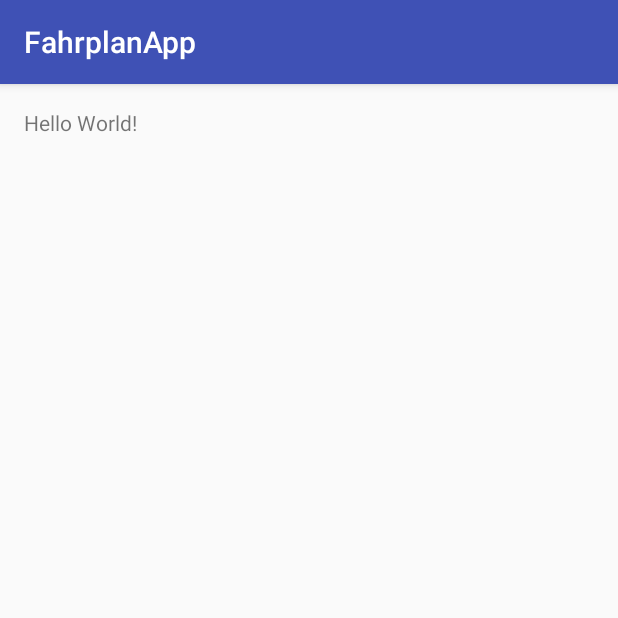
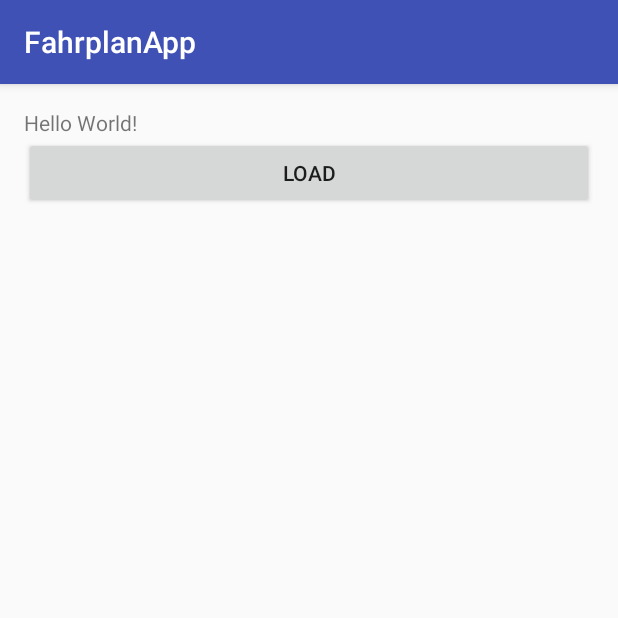
Before and after one commit to IDIjana/FahrplanApp, an Android app: the screen it shows after launch (MainActivity), on a phone screen of 412 x 824 dp, the top half of it. Run offline under Robolectric (Android 15) with nearby library versions, the phone set to English and light mode, and no system bars; libraries missing offline, so code that uses them is left out: ch.schoeb.opendatatransport.

Commit message:
first commit

```diff
--- a/app/build.gradle
+++ b/app/build.gradle
@@ -20,10 +20,11 @@ android {
 }
 
 dependencies {
-    compile fileTree(dir: 'libs', include: ['*.jar'])
+    compile fileTree(include: ['*.jar'], dir: 'libs')
     androidTestCompile('com.android.support.test.espresso:espresso-core:2.2.2', {
         exclude group: 'com.android.support', module: 'support-annotations'
     })
     compile 'com.android.support:appcompat-v7:25.1.0'
     testCompile 'junit:junit:4.12'
+    compile project(':opendatatransport')
 }
--- a/app/src/main/AndroidManifest.xml
+++ b/app/src/main/AndroidManifest.xml
@@ -17,4 +17,7 @@
         </activity>
     </application>
 
+    <uses-permission android:name="android.permission.INTERNET"/>
+    <uses-permission android:name="android.permission.ACCESS_NETWORK_STATE"/>
+
 </manifest>
--- a/app/src/main/java/ch/hsr/se/mas/fahrplanapp/MainActivity.java
+++ b/app/src/main/java/ch/hsr/se/mas/fahrplanapp/MainActivity.java
@@ -1,7 +1,16 @@
 package ch.hsr.se.mas.fahrplanapp;
 
+import android.os.AsyncTask;
 import android.support.v7.app.AppCompatActivity;
 import android.os.Bundle;
+import android.util.Log;
+import android.view.View;
+import android.widget.Button;
+
+import ch.schoeb.opendatatransport.IOpenTransportRepository;
+import ch.schoeb.opendatatransport.OpenDataTransportException;
+import ch.schoeb.opendatatransport.OpenTransportRepositoryFactory;
+import ch.schoeb.opendatatransport.model.ConnectionList;
 
 public class MainActivity extends AppCompatActivity {
 
@@ -9,5 +18,39 @@ public class MainActivity extends AppCompatActivity {
     protected void onCreate(Bundle savedInstanceState) {
         super.onCreate(savedInstanceState);
         setContentView(R.layout.activity_main);
+
+        Button btn = (Button) findViewById(R.id.buttonLoad);
+        btn.setOnClickListener(new View.OnClickListener() {
+            @Override
+            public void onClick(View v) {
+                LoadConnections();
+            }
+        });
+    }
+
+    private void LoadConnections() {
+        new LoaderTask().execute();
+    }
+
+    private class LoaderTask extends AsyncTask<Void, Void, ConnectionList> {
+        @Override
+        protected ConnectionList doInBackground(Void... params) {
+            // Get Repository
+            IOpenTransportRepository repo = OpenTransportRepositoryFactory.CreateOnlineOpenTransportRepository();
+            ConnectionList connectionList = null;
+            try {
+                connectionList = repo.searchConnections("Buchs SG", "Zürich HB");
+            } catch (OpenDataTransportException e) {
+                e.printStackTrace();
+            }
+
+            return connectionList;
+        }
+
+
+        @Override
+        protected void onPostExecute(ConnectionList connectionList) {
+            Log.d("ConnectionList", connectionList.toString());
+        }
     }
 }
--- a/app/src/main/res/layout/activity_main.xml
+++ b/app/src/main/res/layout/activity_main.xml
@@ -11,7 +11,17 @@
     tools:context="ch.hsr.se.mas.fahrplanapp.MainActivity">
 
     <TextView
+        android:id="@+id/helloworld"
         android:layout_width="wrap_content"
         android:layout_height="wrap_content"
         android:text="Hello World!" />
+
+    <Button
+        android:layout_width="wrap_content"
+        android:layout_height="wrap_content"
+        android:text="Load"
+        android:id="@+id/buttonLoad"
+        android:layout_below="@+id/helloworld"
+        android:layout_alignParentLeft="true"
+        android:layout_alignParentRight="true"/>
 </RelativeLayout>
```
